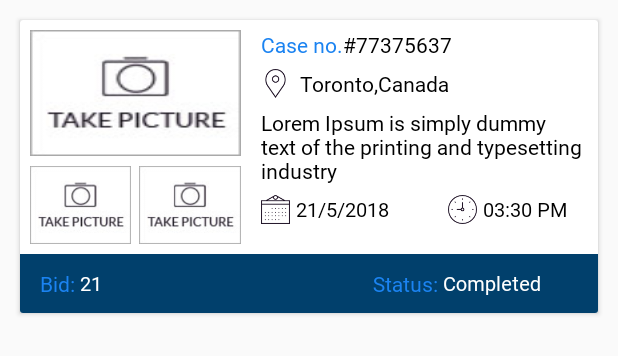
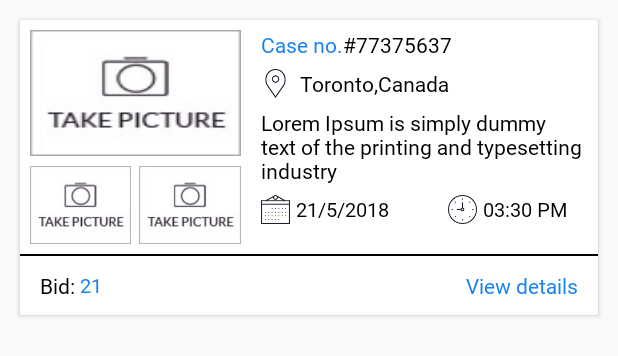
Before and after one commit to kkmaity/TrafficTicketBuddy_Lawyer, an Android app: the layout row_allcases.xml on its own in the app's theme, with its tools: preview values and no code run, on a phone screen of 412 x 824 dp. Shown: the top 356 px of the screen. Run offline under Robolectric (Android 15) with nearby library versions, the phone set to English and light mode, and no system bars; network calls fail.

Commit message:
design in progress

```diff
--- a/app/src/main/java/com/trafficticketbuddy/lawyer/RegistrationActivity.java
+++ b/app/src/main/java/com/trafficticketbuddy/lawyer/RegistrationActivity.java
@@ -275,7 +275,7 @@ public class RegistrationActivity extends BaseActivity {
                             Gson gson = new Gson();
                             com.trafficticketbuddy.lawyer.model.login.Response mResponse = gson.fromJson(object.getJSONObject("response").toString(), com.trafficticketbuddy.lawyer.model.login.Response.class);
                             preference.setLoggedInUser(new Gson().toJson(mResponse));
-                            startActivity(new Intent(RegistrationActivity.this,OTPActivity.class));
+                            startActivity(new Intent(RegistrationActivity.this,EmailOTPActivity.class));
                         }
                         else
                             showDialog(object.getString("message"));
--- a/app/src/main/java/com/trafficticketbuddy/lawyer/SplashActivity.java
+++ b/app/src/main/java/com/trafficticketbuddy/lawyer/SplashActivity.java
@@ -73,8 +73,6 @@ public class SplashActivity extends BaseActivity{
                     if (mLoginMain.getPhone().isEmpty() || mLoginMain.getCountry().isEmpty()
                             || mLoginMain.getState().isEmpty() || mLoginMain.getCity().isEmpty()) {
                         startActivity(new Intent(SplashActivity.this, EditProfileActivity.class));
-                    } else if (mLoginMain.getIsPhoneVerified().equalsIgnoreCase("0")) {
-                        startActivity(new Intent(SplashActivity.this, LoginActivity.class));
                     } else if (mLoginMain.getIsEmailVerified().equalsIgnoreCase("0")) {
                         startActivity(new Intent(SplashActivity.this, LoginActivity.class));
                     } else {
--- a/app/src/main/res/layout/row_allcases.xml
+++ b/app/src/main/res/layout/row_allcases.xml
@@ -9,6 +9,7 @@
         android:id="@+id/linAllCase"
         android:layout_width="match_parent"
         android:layout_height="wrap_content"
+        android:background="@color/white"
         android:orientation="vertical">
         <LinearLayout
             android:layout_width="match_parent"
@@ -189,17 +190,15 @@
             android:layout_width="match_parent"
             android:layout_height="wrap_content"
             android:orientation="vertical">
-            <LinearLayout
+            <View
                 android:layout_width="match_parent"
-                android:layout_height="wrap_content"
-                android:orientation="horizontal">
-
-            </LinearLayout>
+                android:layout_height="1dp"
+                android:background="@color/black"/>
             <LinearLayout
                 android:layout_width="match_parent"
                 android:layout_height="wrap_content"
                 android:orientation="horizontal"
-                android:background="@color/colorPrimaryDark">
+                android:background="@color/white">
                 <LinearLayout
                     android:layout_width="0dp"
                     android:layout_weight="1"
@@ -211,7 +210,7 @@
                         android:layout_width="wrap_content"
                         android:layout_height="wrap_content"
                         android:gravity="left"
-                        android:textColor="@color/dodger_blue"
+                        android:textColor="@color/black"
                         android:layout_gravity="center_vertical"
                         android:fontFamily="@font/lato_regular"
                         android:text="Bid: "/>
@@ -220,7 +219,7 @@
                         android:id="@+id/tvBidCount"
                         android:layout_width="wrap_content"
                         android:layout_height="wrap_content"
-                        android:textColor="@color/white"
+                        android:textColor="@color/dodger_blue"
                         android:gravity="left"
                         android:textSize="@dimen/_10sdp"
                         android:fontFamily="@font/lato_regular"
@@ -243,19 +242,8 @@
                         android:layout_gravity="center_vertical"
                         android:gravity="right"
                         android:fontFamily="@font/lato_regular"
-                        android:text="Status: "/>
+                        android:text="View details"/>
 
-                    <TextView
-                        android:id="@+id/tvStatus"
-                        android:layout_width="0dp"
-                        android:layout_weight="1"
-                        android:layout_height="wrap_content"
-                        android:textColor="@color/white"
-                        android:gravity="left"
-                        android:textSize="@dimen/_10sdp"
-                        android:fontFamily="@font/lato_regular"
-                        android:layout_gravity="center_vertical"
-                        android:text="Completed"/>
                 </LinearLayout>
             </LinearLayout>
         </LinearLayout>
```
Also changed, not shown: app/src/main/java/com/trafficticketbuddy/lawyer/LoginActivity.java (+0 -9 lines), app/src/main/java/com/trafficticketbuddy/lawyer/MainActivity.java (+41 -10 lines), app/src/main/res/layout/content_main.xml (+19 -74 lines).
